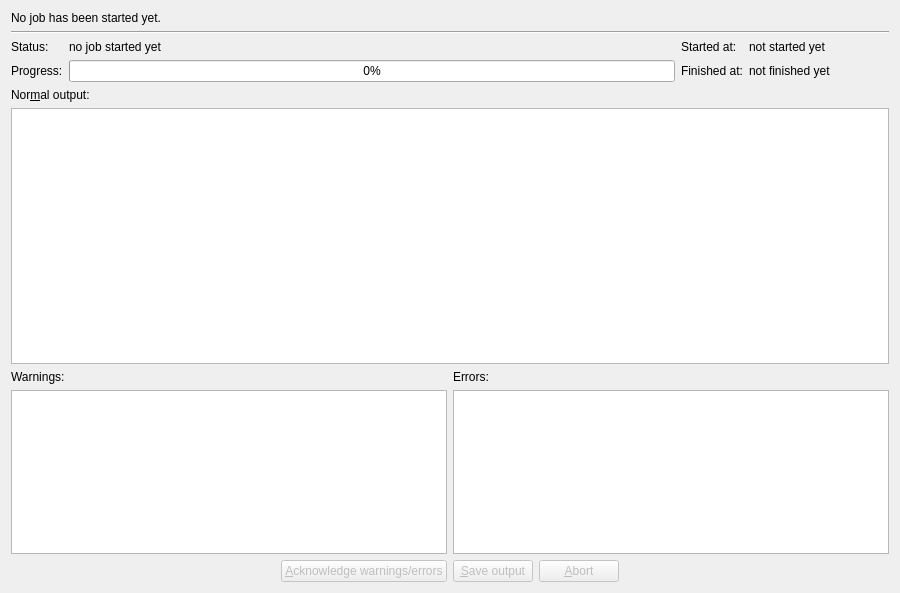
jpsdr/MKVToolnix-Windows-7, file src/mkvtoolnix-gui/forms/watch_jobs/tab.ui: the form before one commit.
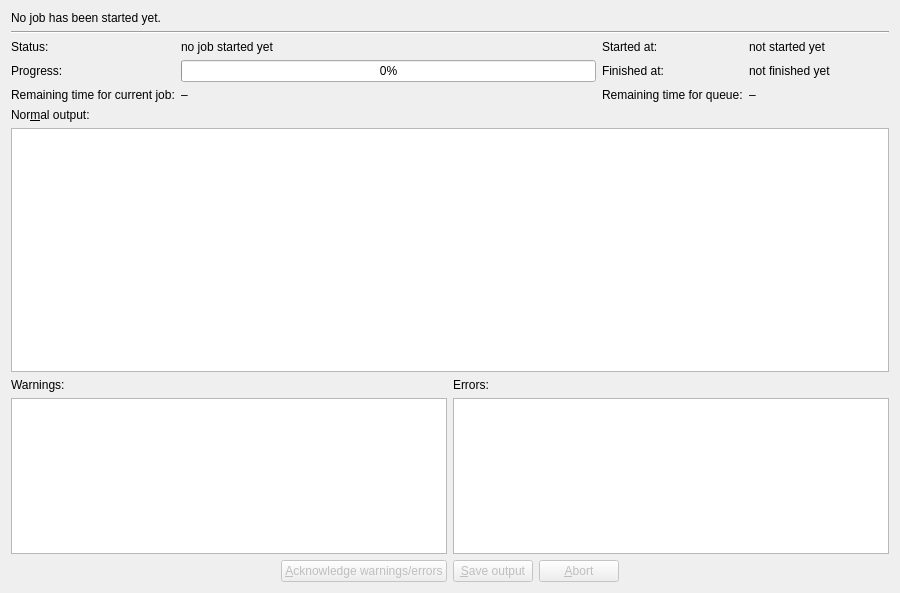
The form after the commit.

Commit message: GUI: implement remaining time estimate

Diff of the .ui file:
```diff
--- a/src/mkvtoolnix-gui/forms/watch_jobs/tab.ui
+++ b/src/mkvtoolnix-gui/forms/watch_jobs/tab.ui
@@ -78,6 +78,20 @@
        </property>
       </widget>
      </item>
+     <item row="2" column="0">
+      <widget class="QLabel" name="remainingTimeCurrentJobLabel">
+       <property name="text">
+        <string>Remaining time for current job:</string>
+       </property>
+      </widget>
+     </item>
+     <item row="2" column="1">
+      <widget class="QLabel" name="remainingTimeCurrentJob">
+       <property name="text">
+        <string notr="true">–</string>
+       </property>
+      </widget>
+     </item>
      <item row="1" column="2">
       <widget class="QLabel" name="finishedAtLabel">
        <property name="text">
@@ -98,6 +112,20 @@
        </property>
       </widget>
      </item>
+     <item row="2" column="2">
+      <widget class="QLabel" name="remainingTimeQueueLabel">
+       <property name="text">
+        <string>Remaining time for queue:</string>
+       </property>
+      </widget>
+     </item>
+     <item row="2" column="3">
+      <widget class="QLabel" name="remainingTimeQueue">
+       <property name="text">
+        <string>–</string>
+       </property>
+      </widget>
+     </item>
     </layout>
    </item>
    <item>
```
The commit also changes 6 other files.
